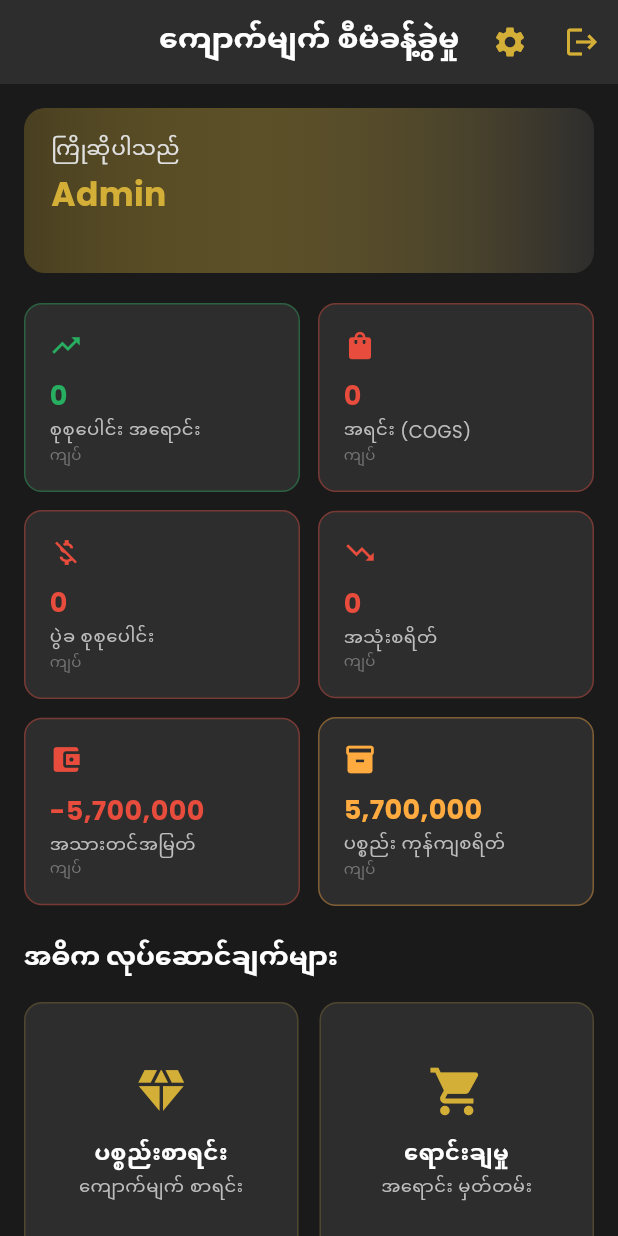
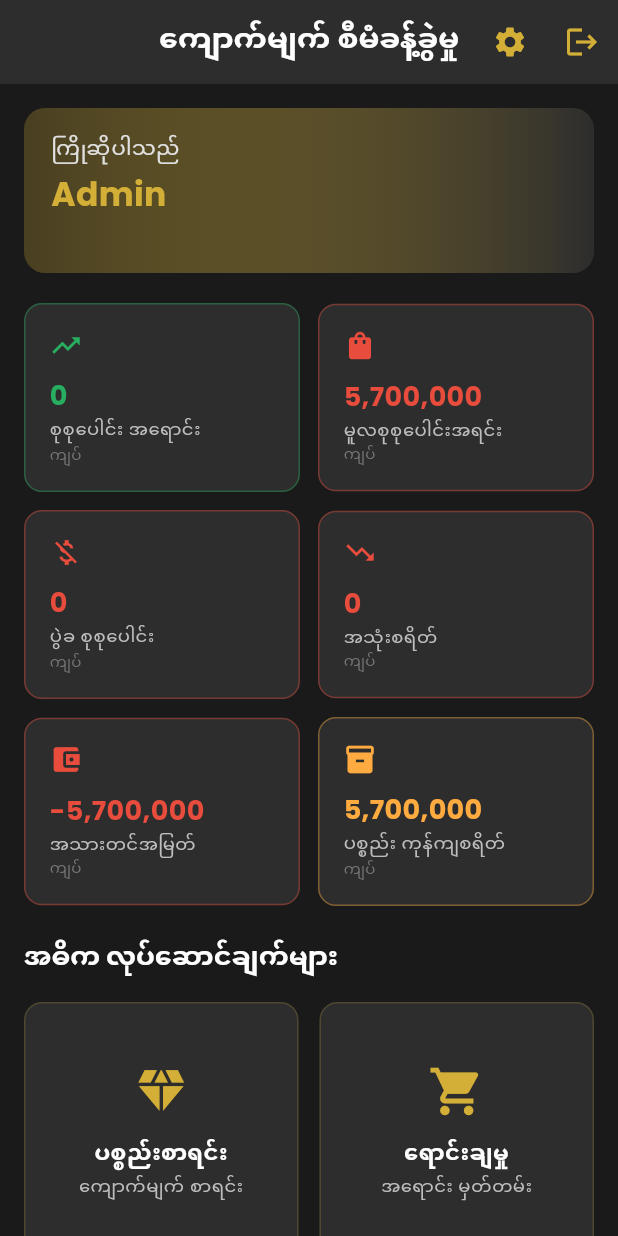
Before and after one commit to ahmawpyay26/gemstone-app-new, a Flutter app: the DashboardPage screen opened by its route, on a phone screen of 412 x 824 dp. Run offline on Flutter 3.47's test engine with Material 3 defaults, Android fonts, the light colour scheme and no system bars; our stand-ins replace go_router, google_fonts, hive, hive_flutter; accounts and stored records are empty; project files that could hold a hidden picture were left out.

Commit message:
Fix dashboard: Display original capital invested instead of COGS for accurate loss calculation

```diff
--- a/frontend/lib/features/dashboard/presentation/pages/dashboard_page.dart
+++ b/frontend/lib/features/dashboard/presentation/pages/dashboard_page.dart
@@ -157,7 +157,7 @@ class _DashboardPageState extends State<DashboardPage> {
               valueListenable: LocalDb.gemstones().listenable(),
               builder: (context, __3, ____) {
                 final sales = LocalDb.totalSales();
-                final cogs = LocalDb.totalCostOfGoodsSold();
+                final capitalInvested = LocalDb.totalCapitalInvested();
                 final commissions = LocalDb.totalSalesCommission();
                 final expenses = LocalDb.totalExpenses();
                 final profit = LocalDb.netProfit();
@@ -173,8 +173,8 @@ class _DashboardPageState extends State<DashboardPage> {
                                 Icons.trending_up)),
                         const SizedBox(width: 12),
                         Expanded(
-                            child: _statCard('အရင်း (COGS)',
-                                _money.format(cogs), AppTheme.errorColor,
+                            child: _statCard('မူလစုစုပေါင်းအရင်း',
+                                _money.format(capitalInvested), AppTheme.errorColor,
                                 Icons.shopping_bag)),
                       ],
                     ),
```
